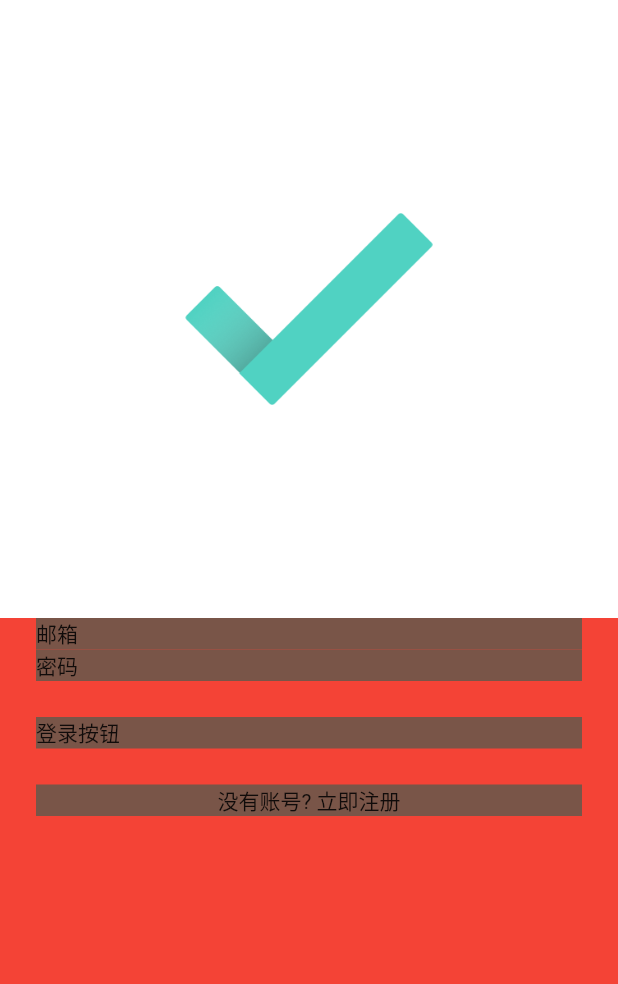
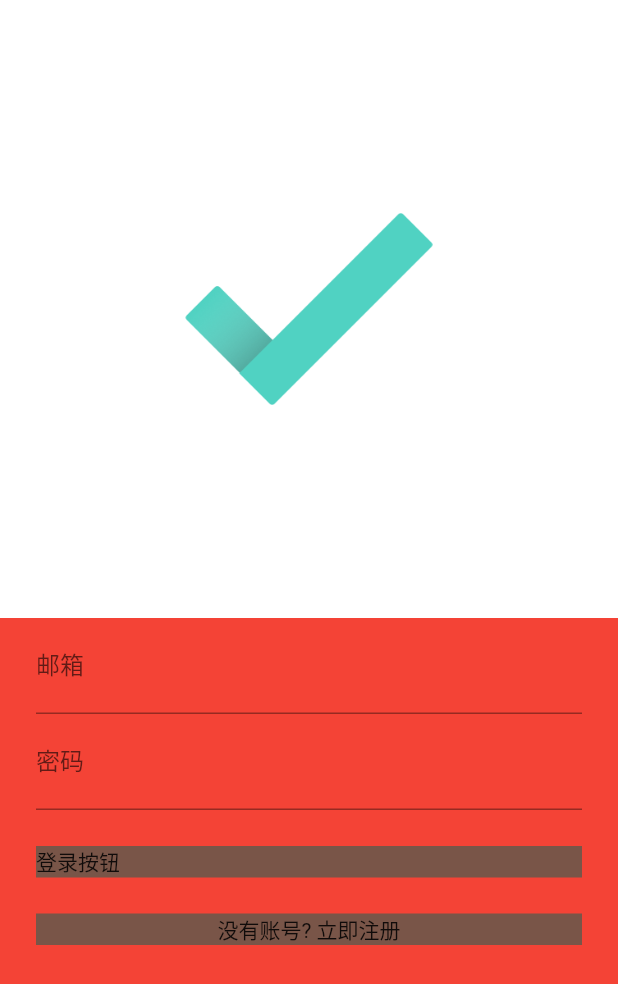
Before and after one commit to flutter-org/todo, a Flutter app: the screen it shows after launch, on a phone screen of 412 x 824 dp. Shown: the top 984 px of the screen. Run offline on Flutter 3.47's test engine with Material 2 defaults, Android fonts, the phone set to English and light mode, and no system bars.

Commit message:
填充邮箱和密码输入框

```diff
--- a/lib/pages/login.dart
+++ b/lib/pages/login.dart
@@ -13,7 +13,7 @@ class _LoginPageState extends State<LoginPage> {
     return Scaffold(
       body: Center(
         child: Column(
-          children: <Widget>[
+          children: [
             Expanded(
               child: Container(
                 color: Colors.white,
@@ -31,20 +31,25 @@ class _LoginPageState extends State<LoginPage> {
                 color: Colors.red,
                 child: Column(
                   crossAxisAlignment: CrossAxisAlignment.stretch,
-                  children: <Widget>[
+                  children: [
                     Padding(
                       padding: const EdgeInsets.only(left: 24, right: 24, bottom: 12),
                       child: Column(
                         crossAxisAlignment: CrossAxisAlignment.stretch,
-                        children: <Widget>[
-                          Container(
-                            color: Colors.brown,
-                            child: const Text('邮箱'),
+                        children: const [
+                          TextField(
+                            decoration: InputDecoration(
+                              hintText: '请输入邮箱',
+                              labelText: '邮箱',
+                            ),
                           ),
-                          Container(
-                            color: Colors.brown,
-                            child: const Text('密码'),
-                          ),
+                          TextField(
+                            decoration: InputDecoration(
+                              hintText: '请输入六位以上的密码',
+                              labelText: '密码',
+                            ),
+                            obscureText: true,
+                          )
                         ],
                       ),
                     ),
```
